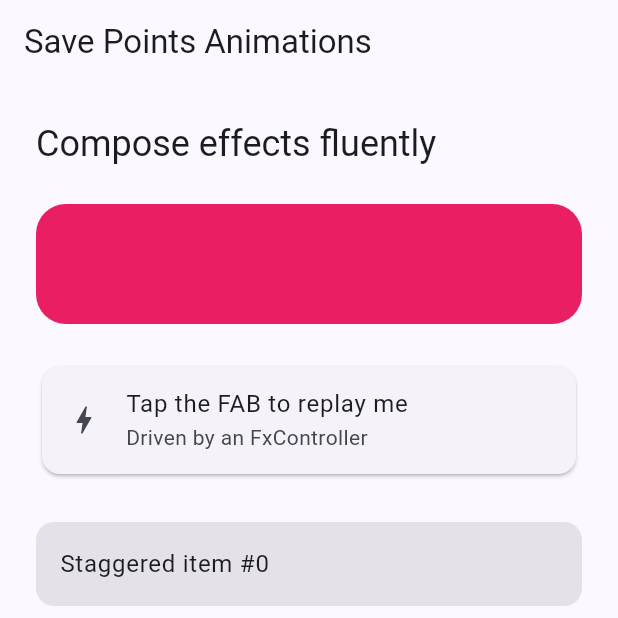
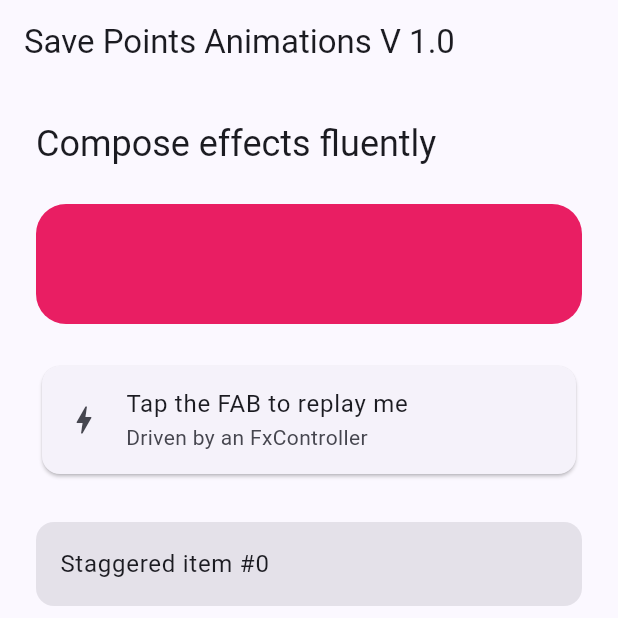
Before and after one commit to m7hamed-dev/save_points_animations, a Flutter app: the screen it shows after launch, on a phone screen of 412 x 824 dp, the top half of it. Run offline on Flutter 3.47's test engine with Material 3 defaults, Android fonts, the phone set to English and light mode, and no system bars.

Commit message:
Update example implementation to reflect version 1.0 of 'Save Points Animations' with modified title and adjusted animation interval for improved visual effects.

```diff
--- a/example/lib/main.dart
+++ b/example/lib/main.dart
@@ -39,7 +39,7 @@ class _HomeScreenState extends State<HomeScreen> {
     return Scaffold(
       appBar: AppBar(
         title: const Text(
-          'Save Points Animations',
+          'Save Points Animations V 1.0',
         ).animate().fade().slideY(-0.5).duration(400.ms),
       ),
       floatingActionButton: FloatingActionButton.extended(
@@ -94,7 +94,7 @@ class _HomeScreenState extends State<HomeScreen> {
                 title: Text('Staggered item #$i'),
               ),
             ),
-          ).animateList().fade().slideX(0.5).interval(90.ms).build(),
+          ).animateList().fade().slideX(0.2).interval(90.ms).build(),
 
           const SizedBox(height: 32),
           Text('Physics', style: theme.textTheme.titleMedium),
```
